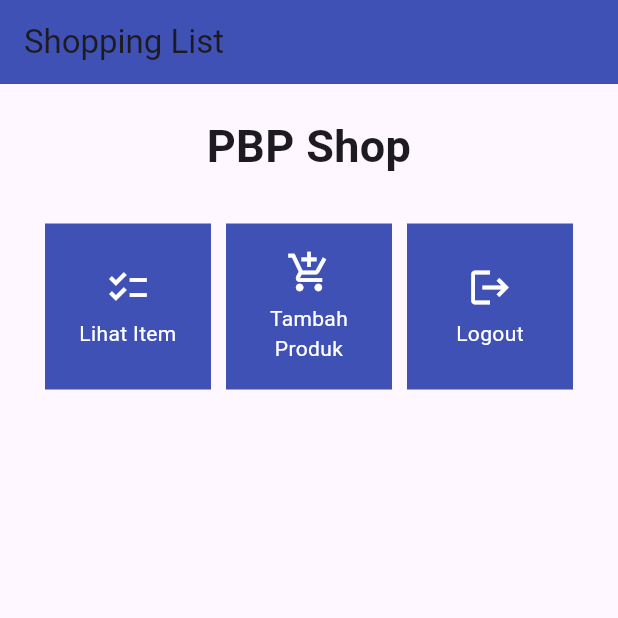
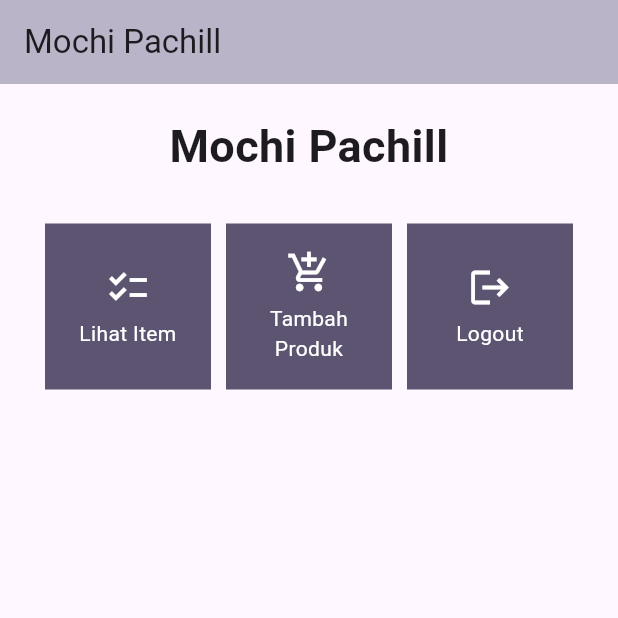
Before and after one commit to fayyazheva/flutter_inventory, a Flutter app: the screen it shows after launch, on a phone screen of 412 x 824 dp, the top half of it. Run offline on Flutter 3.47's test engine with Material 2 defaults, Android fonts, the phone set to English and light mode, and no system bars.

Commit message:
change color

```diff
--- a/lib/main.dart
+++ b/lib/main.dart
@@ -12,7 +12,7 @@ class MyApp extends StatelessWidget {
   @override
   Widget build(BuildContext context) {
     return MaterialApp(
-      title: 'Flutter Demo',
+      title: 'Mochi Pachill',
       theme: ThemeData(
         // This is the theme of your application.
         //
@@ -30,7 +30,8 @@ class MyApp extends StatelessWidget {
         // This works for code too, not just values: Most code changes can be
         // tested with just a hot reload.
         appBarTheme: AppBarTheme(
-          backgroundColor: Colors.indigo, // Atur warna AppBar di sini
+          backgroundColor:
+              Color.fromARGB(255, 185, 180, 199), // Atur warna AppBar di sini
         ),
         useMaterial3: true,
 
--- a/lib/menu.dart
+++ b/lib/menu.dart
@@ -21,7 +21,7 @@ class MyHomePage extends StatelessWidget {
     return Scaffold(
       appBar: AppBar(
         title: const Text(
-          'Shopping List',
+          'Mochi Pachill',
         ),
       ),
       body: SingleChildScrollView(
@@ -35,7 +35,7 @@ class MyHomePage extends StatelessWidget {
                 padding: EdgeInsets.only(top: 10.0, bottom: 10.0),
                 // Widget Text untuk menampilkan tulisan dengan alignment center dan style yang sesuai
                 child: Text(
-                  'PBP Shop', // Text yang menandakan toko
+                  'Mochi Pachill', // Text yang menandakan toko
                   textAlign: TextAlign.center,
                   style: TextStyle(
                     fontSize: 30,
@@ -80,7 +80,7 @@ class ShopCard extends StatelessWidget {
   @override
   Widget build(BuildContext context) {
     return Material(
-      color: Colors.indigo,
+      color: Color.fromARGB(255, 92, 84, 112),
       child: InkWell(
         // Area responsive terhadap sentuhan
         onTap: () {
```
